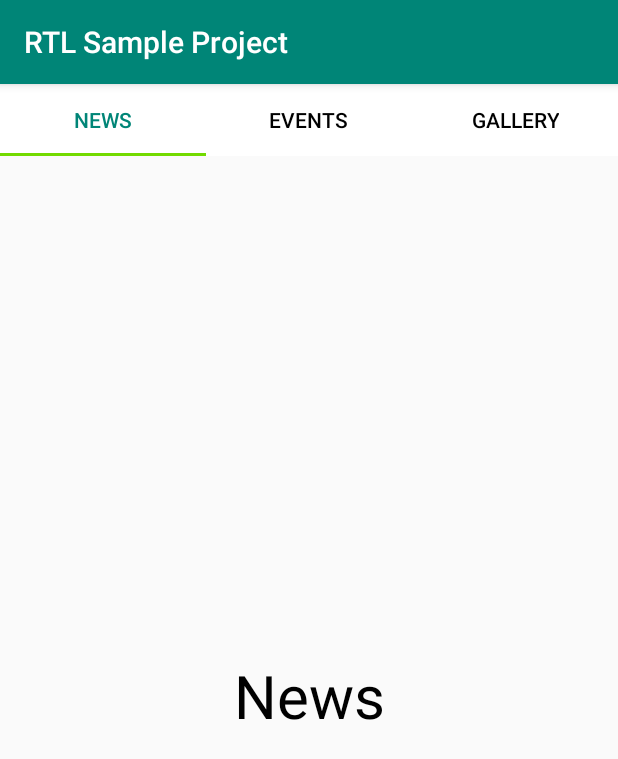
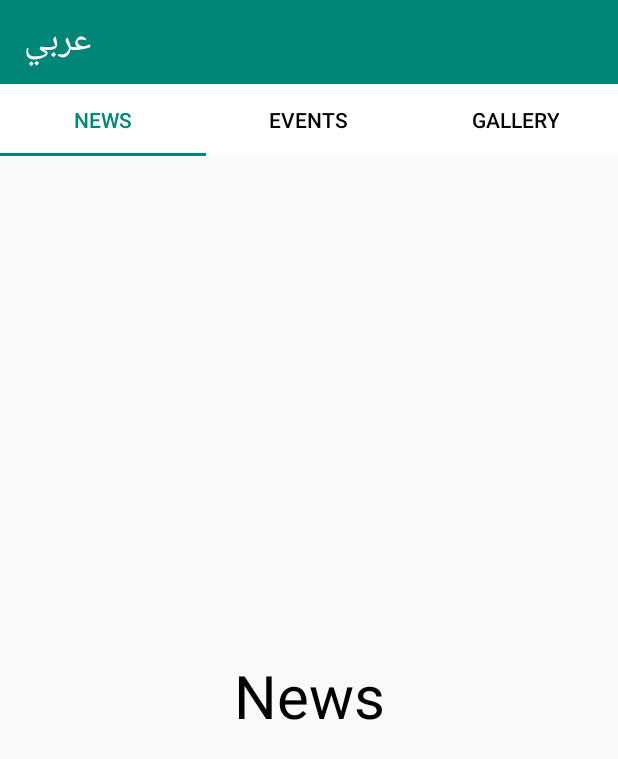
Before and after one commit to abdallah159/ByDirectionViewpager, an Android app: the screen it shows after launch (MainActivity), on a phone screen of 412 x 824 dp. Shown: the top 759 px of the screen. Run offline under Robolectric (Android 15) with nearby library versions, the phone set to English and light mode, and no system bars.

Commit message:
Handle adding single tab or multi tabs && change sample app language.

```diff
--- a/app/src/main/java/com/code95/rtlsampleproject/MainActivity.kt
+++ /dev/null
@@ -1,56 +0,0 @@
-package com.code95.rtlsampleproject
-
-import android.os.Bundle
-import androidx.appcompat.app.AppCompatActivity
-import com.code95.rtlviewpager.RTLPagerAdapter
-import com.code95.rtlviewpager.Tab
-import kotlinx.android.synthetic.main.activity_main.*
-
-class MainActivity : AppCompatActivity() {
-
-    private val TAB_NEWS = 1
-    private val TAB_EVENTS = 2
-    private val TAB_PHOTOS = 3
-
-    var mTabsAdapter: RTLPagerAdapter? = null
-    var mTabs: MutableList<Tab> = mutableListOf()
-
-    override fun onCreate(savedInstanceState: Bundle?) {
-        super.onCreate(savedInstanceState)
-        setContentView(R.layout.activity_main)
-//        initArabicTabs()
-//        setArabicAdapters()
-        initEnglishTabs()
-        setEnglishAdapters()
-    }
-
-    private fun initArabicTabs() {
-        mTabs = mutableListOf(
-            Tab(TAB_NEWS, "الاخبار", SampleFragment.newInstance("الاخبار", TAB_NEWS)),
-            Tab(TAB_EVENTS, "الاحداث", SampleFragment.newInstance("الاحداث", TAB_EVENTS)),
-            Tab(TAB_PHOTOS, "المعرض", SampleFragment.newInstance("المعرض", TAB_PHOTOS))
-        )
-    }
-
-    private fun initEnglishTabs() {
-        mTabs = mutableListOf(
-            Tab(TAB_NEWS, "News", SampleFragment.newInstance("News", TAB_NEWS)),
-            Tab(TAB_EVENTS, "Events", SampleFragment.newInstance("Events", TAB_EVENTS)),
-            Tab(TAB_PHOTOS, "Gallery", SampleFragment.newInstance("Gallery", TAB_PHOTOS))
-        )
-    }
-
-    private fun setEnglishAdapters() {
-        mTabsAdapter = RTLPagerAdapter(supportFragmentManager, mTabs, false)
-        viewpager.setAdapter(mTabsAdapter)
-        viewpager.setRtlOriented(false)
-        tablayout.setupWithViewPager(viewpager)
-    }
-
-    private fun setArabicAdapters() {
-        mTabsAdapter = RTLPagerAdapter(supportFragmentManager, mTabs, true)
-        viewpager.setAdapter(mTabsAdapter)
-        viewpager.setRtlOriented(true)
-        tablayout.setupWithViewPager(viewpager)
-    }
-}
--- /dev/null
+++ b/app/src/main/java/com/code95/rtlsampleproject/ui/MainActivity.kt
@@ -0,0 +1,76 @@
+package com.code95.rtlsampleproject.ui
+
+import android.content.Context
+import android.content.Intent
+import android.os.Bundle
+import androidx.appcompat.app.AppCompatActivity
+import com.code95.rtlsampleproject.R
+import com.code95.rtlsampleproject.utils.ContextWrapper
+import com.code95.rtlsampleproject.utils.SharedPrefHelper
+import com.code95.rtlviewpager.RTLPagerAdapter
+import com.code95.rtlviewpager.Tab
+import kotlinx.android.synthetic.main.activity_main.*
+import java.util.*
+
+class MainActivity : AppCompatActivity() {
+
+    private val TAB_NEWS = 1
+    private val TAB_EVENTS = 2
+    private val TAB_PHOTOS = 3
+
+    var mTabsAdapter: RTLPagerAdapter? = null
+
+    override fun onCreate(savedInstanceState: Bundle?) {
+        super.onCreate(savedInstanceState)
+        setContentView(R.layout.activity_main)
+
+        toolbar_title.text = getString(R.string.language)
+        toolbar_top.setOnClickListener { changeLanguage() }
+
+        setUpAdapter()
+        initTabs()
+    }
+
+    private fun initTabs() {
+        mTabsAdapter?.addTab(Tab(getString(R.string.news), SampleFragment.newInstance(getString(R.string.news), TAB_NEWS)))
+
+        mTabsAdapter?.addTabs(mutableListOf(
+                Tab(getString(R.string.events), SampleFragment.newInstance(getString(R.string.events), TAB_EVENTS)),
+                Tab(getString(R.string.gallery), SampleFragment.newInstance(getString(R.string.gallery), TAB_PHOTOS)))
+        )
+
+        //mTabsAdapter?.removeTab(2)
+    }
+
+    override fun attachBaseContext(newBase: Context?) {
+        val newLocale = Locale(newBase?.let { SharedPrefHelper(it).getPrefLang() })
+        val context = newBase?.let { ContextWrapper(it).wrap(newBase, newLocale) }
+        super.attachBaseContext(context)
+    }
+
+    private fun setUpAdapter() {
+        mTabsAdapter = if (SharedPrefHelper(this).getPrefLang() == "ar") {
+            RTLPagerAdapter(supportFragmentManager, viewpager, true)
+        } else {
+            RTLPagerAdapter(supportFragmentManager, viewpager, false)
+        }
+        viewpager.adapter = mTabsAdapter
+        tablayout.setupWithViewPager(viewpager)
+    }
+
+    private fun changeLanguage() {
+        SharedPrefHelper(this).setPrefLang(getString(R.string.local))
+        var lang = SharedPrefHelper(this).getPrefLang()
+        var locale = Locale(lang)
+        Locale.setDefault(locale)
+        var res = this.baseContext.resources
+        var conf = res.configuration
+        conf.setLocale(locale)
+        var intent = Intent(this, MainActivity::class.java)
+        intent.addFlags(Intent.FLAG_ACTIVITY_CLEAR_TOP)
+        intent.addFlags(Intent.FLAG_ACTIVITY_CLEAR_TASK)
+        intent.addFlags(Intent.FLAG_ACTIVITY_NEW_TASK)
+        this.startActivity(intent)
+        this.finish()
+    }
+}
--- a/app/src/main/java/com/code95/rtlsampleproject/SampleFragment.kt
+++ b/app/src/main/java/com/code95/rtlsampleproject/ui/SampleFragment.kt
@@ -1,4 +1,4 @@
-package com.code95.rtlsampleproject
+package com.code95.rtlsampleproject.ui
 
 
 import android.os.Bundle
@@ -6,6 +6,7 @@ import android.view.LayoutInflater
 import android.view.View
 import android.view.ViewGroup
 import androidx.fragment.app.Fragment
+import com.code95.rtlsampleproject.R
 import kotlinx.android.synthetic.main.fragment_sample.*
 
 private const val ARG_PARAM1 = "title"
--- /dev/null
+++ b/app/src/main/java/com/code95/rtlsampleproject/utils/BuildUtils.kt
@@ -0,0 +1,13 @@
+package com.code95.rtlsampleproject.utils
+
+import android.os.Build
+
+object BuildUtils {
+    fun isAtLeast24Api(): Boolean {
+        return Build.VERSION.SDK_INT >= Build.VERSION_CODES.N
+    }
+
+    fun isAtLeast17Api(): Boolean {
+        return Build.VERSION.SDK_INT >= Build.VERSION_CODES.JELLY_BEAN_MR1
+    }
+}
--- /dev/null
+++ b/app/src/main/java/com/code95/rtlsampleproject/utils/ContextWrapper.kt
@@ -0,0 +1,35 @@
+package com.code95.rtlsampleproject.utils
+
+import android.content.Context
+import android.os.LocaleList
+import java.util.*
+
+
+class ContextWrapper(base: Context) : android.content.ContextWrapper(base) {
+
+    fun wrap(context: Context, newLocale: Locale): ContextWrapper {
+        var context = context
+        val res = context.resources
+        val configuration = res.configuration
+
+        if (BuildUtils.isAtLeast24Api()) {
+            configuration.setLocale(newLocale)
+
+            val localeList = LocaleList(newLocale)
+            LocaleList.setDefault(localeList)
+            configuration.locales = localeList
+
+            context = context.createConfigurationContext(configuration)
+
+        } else if (BuildUtils.isAtLeast17Api()) {
+            configuration.setLocale(newLocale)
+            context = context.createConfigurationContext(configuration)
+
+        } else {
+            configuration.locale = newLocale
+            res.updateConfiguration(configuration, res.displayMetrics)
+        }
+
+        return ContextWrapper(context)
+    }
+}
--- /dev/null
+++ b/app/src/main/java/com/code95/rtlsampleproject/utils/SharedPrefHelper.kt
@@ -0,0 +1,26 @@
+package com.code95.rtlsampleproject.utils
+
+import android.content.Context
+import android.content.SharedPreferences
+
+class SharedPrefHelper(context: Context) {
+
+    var mSharedPreferences: SharedPreferences = context.getSharedPreferences("RTL_PREF", Context.MODE_PRIVATE)
+
+    val KEY_LANG = "lang"
+
+
+    fun setPrefLang(lang: String) {
+        saveString(KEY_LANG, lang)
+    }
+
+    fun getPrefLang(): String? {
+        return mSharedPreferences.getString(KEY_LANG, "en")
+    }
+
+    fun saveString(key: String, value: String) {
+        val editor = mSharedPreferences.edit()
+        editor.putString(key, value)
+        editor.apply()
+    }
+}
--- a/app/src/main/res/layout/activity_main.xml
+++ b/app/src/main/res/layout/activity_main.xml
@@ -1,20 +1,39 @@
 <?xml version="1.0" encoding="utf-8"?>
 <LinearLayout xmlns:android="http://schemas.android.com/apk/res/android"
+    xmlns:tools="http://schemas.android.com/tools"
     android:layout_width="match_parent"
     android:layout_height="match_parent"
     android:orientation="vertical">
 
+    <androidx.appcompat.widget.Toolbar
+        android:id="@+id/toolbar_top"
+        android:layout_width="match_parent"
+        android:layout_height="wrap_content"
+        android:background="@color/colorPrimary"
+        android:minHeight="?attr/actionBarSize">
+
+
+        <TextView
+            android:id="@+id/toolbar_title"
+            android:layout_width="wrap_content"
+            android:layout_height="wrap_content"
+            android:textColor="#ffffff"
+            android:textSize="24sp"
+            tools:text="English" />
+
+    </androidx.appcompat.widget.Toolbar>
+
     <com.google.android.material.tabs.TabLayout
         android:id="@+id/tablayout"
         style="@style/Code95TabLayout"
-        android:layoutDirection="ltr"
         android:layout_width="match_parent"
-        android:layout_height="wrap_content" />
+        android:layout_height="wrap_content"
+        android:layoutDirection="ltr" />
 
     <com.code95.rtlviewpager.ByDirectionViewpager
         android:id="@+id/viewpager"
-        android:layoutDirection="ltr"
         android:layout_width="match_parent"
-        android:layout_height="match_parent" />
+        android:layout_height="match_parent"
+        android:layoutDirection="ltr" />
 
 </LinearLayout>
--- a/app/src/main/res/layout/fragment_sample.xml
+++ b/app/src/main/res/layout/fragment_sample.xml
@@ -4,7 +4,7 @@
     android:layout_width="match_parent"
     android:layout_height="match_parent"
     android:orientation="vertical"
-    tools:context=".SampleFragment">
+    tools:context=".ui.SampleFragment">
 
     <TextView
         android:id="@+id/contentTV"
--- a/app/src/main/res/values/strings.xml
+++ b/app/src/main/res/values/strings.xml
@@ -1,6 +1,11 @@
 <resources>
-    <string name="app_name">RTL Sample Project</string>
+    <string name="app_name">RTL Viewpager</string>
 
-    <!-- TODO: Remove or change this placeholder text -->
-    <string name="hello_blank_fragment">Hello blank fragment</string>
+    <string name="news">News</string>
+    <string name="events">Events</string>
+    <string name="gallery">Gallery</string>
+
+    <string name="language">عربي</string>
+    <string name="local">ar</string>
+
 </resources>
--- a/rtlviewpager/src/main/java/com/code95/rtlviewpager/ByDirectionViewpager.kt
+++ b/rtlviewpager/src/main/java/com/code95/rtlviewpager/ByDirectionViewpager.kt
@@ -5,18 +5,11 @@ import android.util.AttributeSet
 import android.view.View
 import androidx.viewpager.widget.ViewPager
 
-class ByDirectionViewpager constructor(context: Context, attrs: AttributeSet? = null) :
+class ByDirectionViewpager(context: Context, attrs: AttributeSet? = null) :
     ViewPager(context, attrs) {
 
-    private var mIsRtlOriented: Boolean = false
-
-    fun setRtlOriented(isRtlOriented: Boolean) {
-        mIsRtlOriented = isRtlOriented
-        currentItem = if (mIsRtlOriented && adapter != null) {
-            adapter!!.count - 1
-        } else {
-            0
-        }
+    init {
+        tag = "BiPager"
     }
 
     override fun setLayoutDirection(layoutDirection: Int) {
--- a/rtlviewpager/src/main/java/com/code95/rtlviewpager/RTLPagerAdapter.kt
+++ b/rtlviewpager/src/main/java/com/code95/rtlviewpager/RTLPagerAdapter.kt
@@ -4,16 +4,18 @@ import androidx.fragment.app.Fragment
 import androidx.fragment.app.FragmentManager
 import androidx.fragment.app.FragmentPagerAdapter
 
-class RTLPagerAdapter(fm: FragmentManager, var tabs: MutableList<Tab>, var isRtlOriented: Boolean) :
+class RTLPagerAdapter(
+    fm: FragmentManager,
+    var pager: ByDirectionViewpager,
+    var isRtlOriented: Boolean
+) :
     FragmentPagerAdapter(
         fm,
         BEHAVIOR_RESUME_ONLY_CURRENT_FRAGMENT
     ) {
-    init {
-        if (isRtlOriented) {
-            tabs = tabs.asReversed()
-        }
-    }
+
+    private var tabs: MutableList<Tab> = mutableListOf()
+
 
     override fun getItem(position: Int): Fragment {
         return tabs[position].fragment
@@ -27,4 +29,38 @@ class RTLPagerAdapter(fm: FragmentManager, var tabs: MutableList<Tab>, var isRtl
         return tabs[position].title
     }
 
+    fun addTab(tab: Tab) {
+        if (isRtlOriented) {
+            this.tabs.add(0, tab)
+        } else {
+            this.tabs.add(tab)
+        }
+        getViewPagerItemPos()
+    }
+
+    fun addTabs(tabs: MutableList<Tab>) {
+        if (isRtlOriented) {
+            this.tabs.addAll(0, tabs.asReversed())
+        } else {
+            this.tabs.addAll(tabs)
+        }
+        getViewPagerItemPos()
+    }
+
+    fun removeTab(index: Int) {
+        if (isRtlOriented) {
+            tabs.removeAt(tabs.size.minus(index).minus(1))
+        } else {
+            tabs.removeAt(index)
+        }
+        getViewPagerItemPos()
+    }
+
+    private fun getViewPagerItemPos() {
+        val view = pager.findViewWithTag("BiPager") as ByDirectionViewpager
+        if (isRtlOriented) {
+            view.currentItem = tabs.size.minus(1)
+        }
+        notifyDataSetChanged()
+    }
 }
--- a/rtlviewpager/src/main/java/com/code95/rtlviewpager/Tab.kt
+++ b/rtlviewpager/src/main/java/com/code95/rtlviewpager/Tab.kt
@@ -2,4 +2,4 @@ package com.code95.rtlviewpager
 
 import androidx.fragment.app.Fragment
 
-open class Tab(var id: Int, var title: String, var fragment: Fragment)
+open class Tab(var title: String, var fragment: Fragment)
--- a/rtlviewpager/src/main/res/values/strings.xml
+++ b/rtlviewpager/src/main/res/values/strings.xml
@@ -1,3 +1,2 @@
 <resources>
-    <string name="app_name">RTL Viewpager</string>
 </resources>
```
Also changed, not shown: app/src/main/AndroidManifest.xml (+5 -2 lines), 1 other file.
